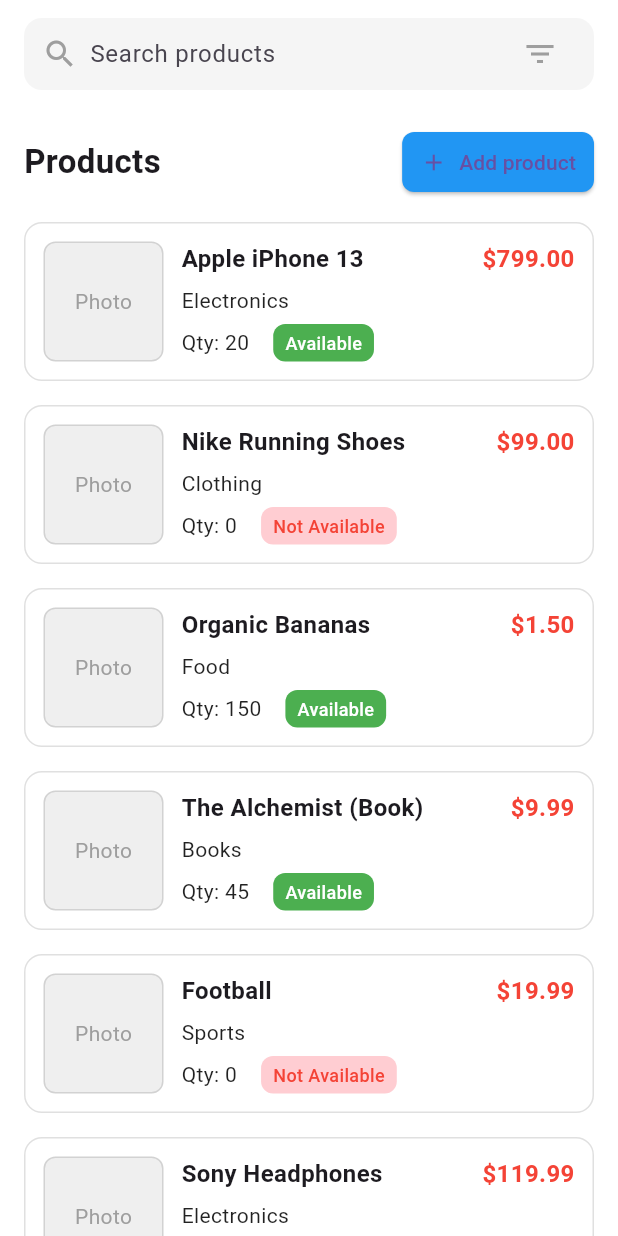
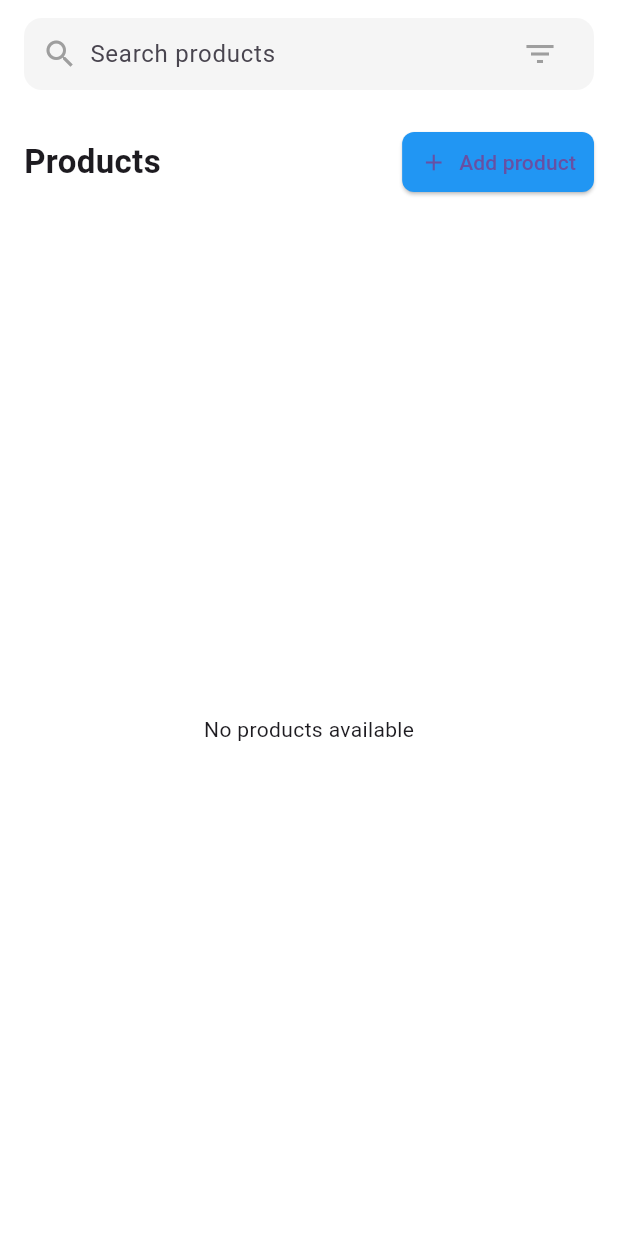
Before and after one commit to HamidSaliqa/prodex, a Flutter app: the screen it shows after launch, on a phone screen of 412 x 824 dp. Run offline on Flutter 3.47's test engine with Material 3 defaults, Android fonts, the phone set to English and light mode, and no system bars; our stand-ins replace sqflite; accounts and stored records are empty; statements that could not run were skipped.

Commit message:
حذف دیتا های ساختگی و بارگذاری محصولات از SQLite

```diff
--- a/lib/screens/home_screen.dart
+++ b/lib/screens/home_screen.dart
@@ -1,147 +1,79 @@
 // lib/screens/home_screen.dart
+import 'package:flutter/material.dart';
+import 'package:prodex/data/db_helper.dart';
+import 'package:prodex/models/product.dart';
+import 'package:prodex/screens/add_product_screen.dart';
+import 'package:prodex/screens/details_screen.dart';
+import 'package:prodex/widgets/home/search_bar_custom.dart';
+import 'package:prodex/widgets/home/header_with_button.dart';
+import 'package:prodex/widgets/home/product_card.dart';
 
-import 'package:flutter/material.dart';
-import 'package:prodex/screens/add_product_screen.dart';
-import '../models/product.dart';
-import '../widgets/home/search_bar_custom.dart';
-import '../widgets/home/header_with_button.dart';
-import '../widgets/home/product_card.dart';
-import 'details_screen.dart';
+class HomeScreen extends StatefulWidget {
+  const HomeScreen({Key? key}) : super(key: key);
+  @override
+  State<HomeScreen> createState() => _HomeScreenState();
+}
 
-class HomeScreen extends StatelessWidget {
-  const HomeScreen({Key? key}) : super(key: key);
+class _HomeScreenState extends State<HomeScreen> {
+  List<Product> products = [];
 
-  /// تابعی که لیستی از محصولات ساختگی با فیلدهای مدل Product را برمی‌گرداند
-  List<Product> getDummyProducts() {
-    return [
-      Product(
-        name: 'Apple iPhone 13',
-        category: 'Electronics',
-        purchasePrice: 700.00,
-        sellingPrice: 799.00,
-        isAvailable: true,
-        quantity: 20,
-        weight: 0.174,
-        imageUrl: '',
-      ),
-      Product(
-        name: 'Nike Running Shoes',
-        category: 'Clothing',
-        purchasePrice: 60.00,
-        sellingPrice: 99.00,
-        isAvailable: false,
-        quantity: 0,
-        weight: 0.8,
-        imageUrl: '',
-      ),
-      Product(
-        name: 'Organic Bananas',
-        category: 'Food',
-        purchasePrice: 1.20,
-        sellingPrice: 1.50,
-        isAvailable: true,
-        quantity: 150,
-        weight: 0.14,
-        imageUrl: '',
-      ),
-      Product(
-        name: 'The Alchemist (Book)',
-        category: 'Books',
-        purchasePrice: 5.00,
-        sellingPrice: 9.99,
-        isAvailable: true,
-        quantity: 45,
-        weight: 0.3,
-        imageUrl: '',
-      ),
-      Product(
-        name: 'Football',
-        category: 'Sports',
-        purchasePrice: 10.00,
-        sellingPrice: 19.99,
-        isAvailable: false,
-        quantity: 0,
-        weight: 0.45,
-        imageUrl: '',
-      ),
-      Product(
-        name: 'Sony Headphones',
-        category: 'Electronics',
-        purchasePrice: 80.00,
-        sellingPrice: 119.99,
-        isAvailable: true,
-        quantity: 12,
-        weight: 0.25,
-        imageUrl: '',
-      ),
-    ];
+  @override
+  void initState() {
+    super.initState();
+    _loadProducts();
+  }
+
+  Future<void> _loadProducts() async {
+    // ← از کلاس DbHelper و متد getProducts استفاده کن
+    final list = await DbHelper.getProducts();
+    setState(() => products = list);
   }
 
   @override
   Widget build(BuildContext context) {
-    final products = getDummyProducts();
-
     return Scaffold(
       backgroundColor: Colors.white,
-
       body: SafeArea(
         child: Padding(
           padding: const EdgeInsets.symmetric(horizontal: 16.0),
           child: Column(
             children: [
               const SizedBox(height: 12),
-
-              // -------------------------------------------------------
-              // نوار جستجو
-              // (از widget: widgets/home/search_bar_custom.dart)
-              // -------------------------------------------------------
               SearchBarCustom(
-                onTextChanged: (text) {
-                  // TODO: اعمال فیلتر بر اساس متن
-                },
-                onFilterPressed: () {
-                  // TODO: نمایش صفحه یا دیالوگ فیلتر
+                onTextChanged: (text) { /* TODO */ },
+                onFilterPressed: () { /* TODO */ },
+              ),
+              const SizedBox(height: 24),
+              HeaderWithButton(
+                onAddPressed: () {
+                  Navigator.of(context)
+                      .push(MaterialPageRoute(
+                    builder: (_) => const AddProductScreen(),
+                  ))
+                      .then((_) => _loadProducts());
                 },
               ),
-
-              const SizedBox(height: 24),
-
-              // -------------------------------------------------------
-              // هدر با دکمه‌ی «+ Add product»
-              // (از widget: widgets/home/header_with_button.dart)
-              // -------------------------------------------------------
-              HeaderWithButton(
-                onAddPressed: () {
-                  Navigator.of(context).push(
-                    MaterialPageRoute(
-                      builder: (_) => const AddProductScreen(),
-                    ),
-                  );
-                },
-              ),
-
-
               const SizedBox(height: 16),
-
-              // -------------------------------------------------------
-              // لیست محصولات
-              // -------------------------------------------------------
               Expanded(
-                child: ListView.separated(
+                child: products.isEmpty
+                    ? const Center(child: Text('No products available'))
+                    : ListView.separated(
+                  physics: const BouncingScrollPhysics(),
                   itemCount: products.length,
-                  separatorBuilder: (_, __) => const SizedBox(height: 16),
-                  physics: const BouncingScrollPhysics(),
-                  itemBuilder: (context, index) {
-                    final product = products[index];
+                  separatorBuilder: (_, __) =>
+                  const SizedBox(height: 16),
+                  itemBuilder: (ctx, i) {
+                    final p = products[i];
                     return GestureDetector(
                       onTap: () {
-                        Navigator.of(context).push(
-                          MaterialPageRoute(
-                            builder: (_) => DetailsScreen(product: product),
-                          ),
-                        );
+                        Navigator.of(context)
+                            .push(MaterialPageRoute(
+                          builder: (_) =>
+                              DetailsScreen(product: p),
+                        ))
+                            .then((_) => _loadProducts());
                       },
-                      child: ProductCard(product: product),
+                      child: ProductCard(product: p),
                     );
                   },
                 ),
```
